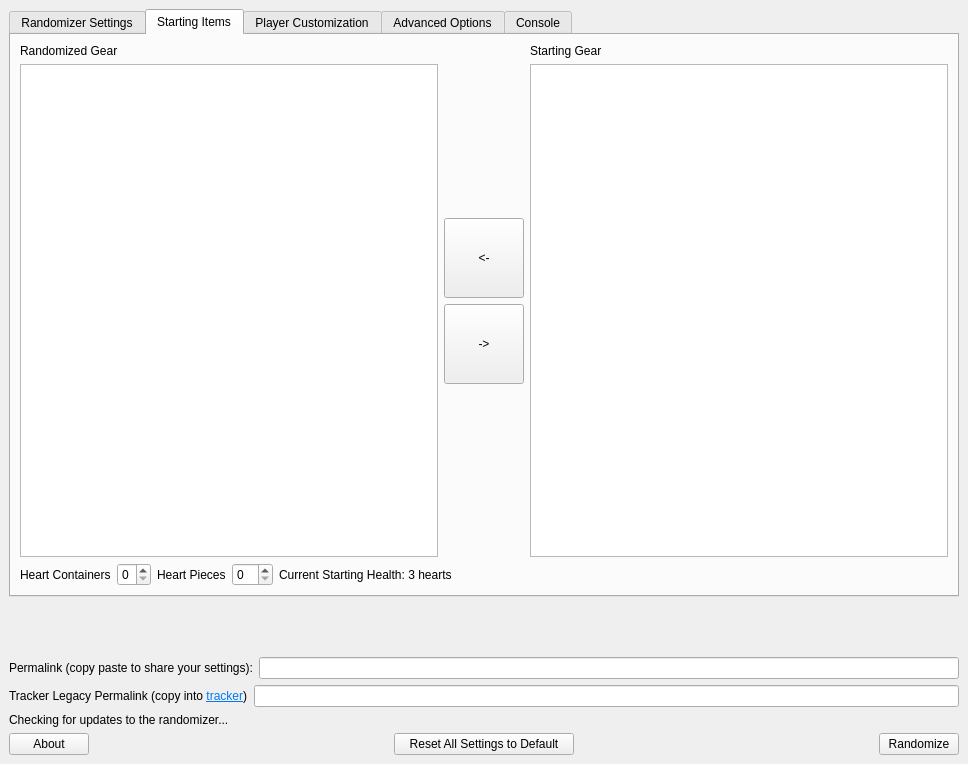
Before: the Qt Designer form gui/mainwindow.ui in SuperDude88/TWWHD-Randomizer, drawn with Qt 5.
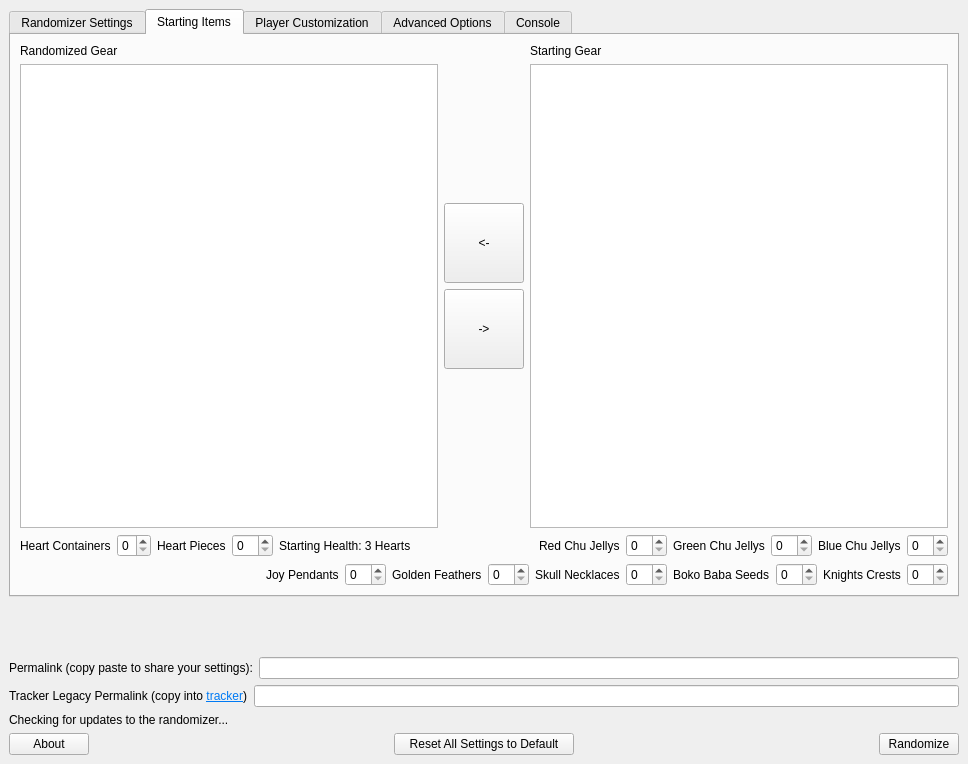
After: the same form once the commit is applied. The open tabs and pages were chosen to show the change.

Commit message: Add spoil counts to starting inventory

Patch:
```diff
--- a/gui/mainwindow.ui
+++ b/gui/mainwindow.ui
@@ -27,7 +27,7 @@
        <property name="geometry">
         <rect>
          <x>0</x>
-         <y>0</y>
+         <y>-16</y>
          <width>936</width>
          <height>590</height>
         </rect>
@@ -1004,7 +1004,7 @@
               <item>
                <widget class="QLabel" name="current_health">
                 <property name="text">
-                 <string>Current Starting Health: 3 hearts</string>
+                 <string>Starting Health: 3 Hearts</string>
                 </property>
                </widget>
               </item>
@@ -1020,6 +1020,135 @@
                  </size>
                 </property>
                </spacer>
+              </item>
+              <item>
+               <widget class="QLabel" name="label_for_starting_red_chu_jellys">
+                <property name="text">
+                 <string>Red Chu Jellys</string>
+                </property>
+               </widget>
+              </item>
+              <item>
+               <widget class="QSpinBox" name="starting_red_chu_jellys">
+                <property name="maximum">
+                 <number>15</number>
+                </property>
+               </widget>
+              </item>
+              <item>
+               <widget class="QLabel" name="label_for_starting_green_chu_jellys">
+                <property name="text">
+                 <string>Green Chu Jellys</string>
+                </property>
+               </widget>
+              </item>
+              <item>
+               <widget class="QSpinBox" name="starting_green_chu_jellys">
+                <property name="maximum">
+                 <number>15</number>
+                </property>
+               </widget>
+              </item>
+              <item>
+               <widget class="QLabel" name="label_for_starting_blue_chu_jellys">
+                <property name="text">
+                 <string>Blue Chu Jellys</string>
+                </property>
+               </widget>
+              </item>
+              <item>
+               <widget class="QSpinBox" name="starting_blue_chu_jellys">
+                <property name="maximum">
+                 <number>15</number>
+                </property>
+               </widget>
+              </item>
+             </layout>
+            </item>
+            <item>
+             <layout class="QHBoxLayout" name="horizontalLayout_23">
+              <item>
+               <spacer name="horizontalSpacer_4">
+                <property name="orientation">
+                 <enum>Qt::Horizontal</enum>
+                </property>
+                <property name="sizeHint" stdset="0">
+                 <size>
+                  <width>40</width>
+                  <height>20</height>
+                 </size>
+                </property>
+               </spacer>
+              </item>
+              <item>
+               <widget class="QLabel" name="label_for_starting_joy_pendants">
+                <property name="text">
+                 <string>Joy Pendants</string>
+                </property>
+               </widget>
+              </item>
+              <item>
+               <widget class="QSpinBox" name="starting_joy_pendants">
+                <property name="maximum">
+                 <number>40</number>
+                </property>
+               </widget>
+              </item>
+              <item>
+               <widget class="QLabel" name="label_for_starting_golden_feathers">
+                <property name="text">
+                 <string>Golden Feathers</string>
+                </property>
+               </widget>
+              </item>
+              <item>
+               <widget class="QSpinBox" name="starting_golden_feathers">
+                <property name="maximum">
+                 <number>20</number>
+                </property>
+               </widget>
+              </item>
+              <item>
+               <widget class="QLabel" name="label_for_starting_skull_necklaces">
+                <property name="text">
+                 <string>Skull Necklaces</string>
+                </property>
+               </widget>
+              </item>
+              <item>
+               <widget class="QSpinBox" name="starting_skull_necklaces">
+                <property name="maximum">
+                 <number>23</number>
+                </property>
+               </widget>
+              </item>
+              <item>
+               <widget class="QLabel" name="label_for_starting_boko_baba_seeds">
+                <property name="text">
+                 <string>Boko Baba Seeds</string>
+                </property>
+               </widget>
+              </item>
+              <item>
+               <widget class="QSpinBox" name="starting_boko_baba_seeds">
+                <property name="maximum">
+                 <number>10</number>
+                </property>
+               </widget>
+              </item>
+              <item>
+               <widget class="QLabel" name="label_for_starting_knights_crests">
+                <property name="text">
+                 <string>Knights Crests</string>
+                </property>
+               </widget>
+              </item>
+              <item>
+               <widget class="QSpinBox" name="starting_knights_crests">
+                <property name="maximum">
+                 <number>10</number>
+                </property>
+               </widget>
               </item>
              </layout>
             </item>
```
The commit also changes 30 other files.
